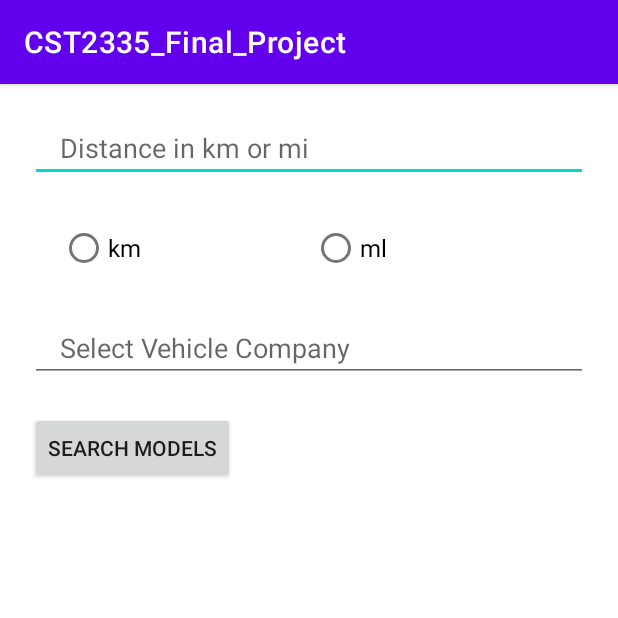
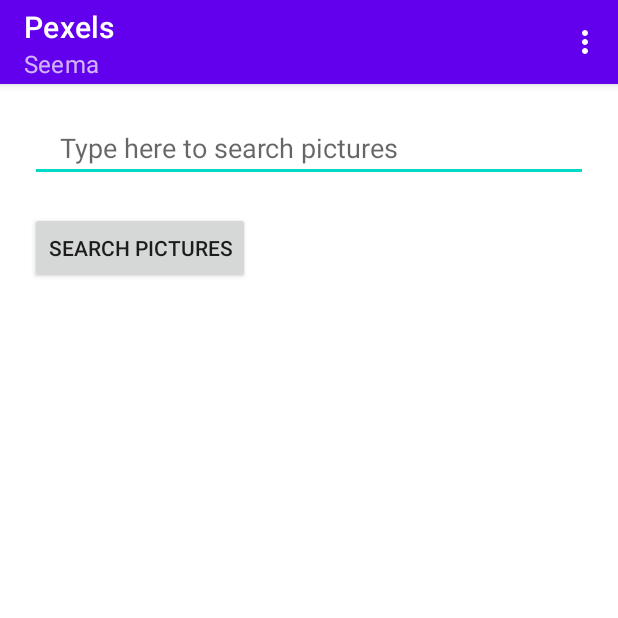
Before and after one commit to Clifford-124/CST2335_Final_Project, an Android app: the screen it shows after launch (CarbonDetectActivity before the commit, PexelsActivity after it), on a phone screen of 412 x 824 dp, the top half of it. Run offline under Robolectric (Android 15) with nearby library versions, the phone set to English and light mode, and no system bars.

Commit message:
Created Activity with 1 EditText. Added Toast,AlertDialog & Shared Preference to store data

```diff
--- /dev/null
+++ b/app/src/main/java/com/project/cst2335/PexelsActivity.java
@@ -0,0 +1,99 @@
+package com.project.cst2335;
+
+import androidx.annotation.NonNull;
+import androidx.appcompat.app.AlertDialog;
+import androidx.appcompat.app.AppCompatActivity;
+import androidx.appcompat.widget.AppCompatButton;
+
+import android.content.DialogInterface;
+import android.content.SharedPreferences;
+import android.os.Bundle;
+import android.view.Menu;
+import android.view.MenuItem;
+import android.view.View;
+import android.widget.EditText;
+import android.widget.Toast;
+
+public class PexelsActivity extends AppCompatActivity {
+
+    EditText searchItem;
+    AppCompatButton searchPictures;
+
+    protected SharedPreferences sharedPref;
+    protected SharedPreferences.Editor editor;
+    protected String preference = "finalProject";
+
+
+    @Override
+    protected void onCreate(Bundle savedInstanceState) {
+        super.onCreate(savedInstanceState);
+        setContentView(R.layout.activity_pexels);
+
+        getSupportActionBar().setTitle("Pexels");
+        getSupportActionBar().setSubtitle("Seema");
+
+        searchItem = (EditText) findViewById(R.id.searchItem);
+        searchPictures = (AppCompatButton) findViewById(R.id.searchPictures);
+
+        retrieveData();
+
+        searchPictures.setOnClickListener(new View.OnClickListener() {
+            @Override
+            public void onClick(View view) {
+                validateInputs();
+            }
+        });
+    }
+    public void retrieveData() {
+        SharedPreferences prefs = getSharedPreferences (preference,MODE_PRIVATE);
+        String searchValue = prefs.getString("pexelsSearch", "-");
+        if (!searchValue.equals("-")) searchItem.setText(searchValue);
+    }
+
+    public void validateInputs() {
+        String searchValue = searchItem.getText().toString();
+        if (searchValue.equals("")) {
+            Toast.makeText(PexelsActivity.this,"Please enter something to search",Toast.LENGTH_LONG).show();
+            searchItem.requestFocus();
+        }
+        else {
+            saveData(searchValue);
+            onLoadModels();
+        }
+    }
+
+    public void saveData(String searchValue) {
+        editor = getSharedPreferences(preference, MODE_PRIVATE).edit();
+        editor.putString("pexelsSearch", searchValue);
+        editor.apply();
+    }
+
+    @Override
+    public boolean onCreateOptionsMenu(Menu menu) {
+        getMenuInflater().inflate(R.menu.main, menu);
+        return true;
+    }
+
+    @Override
+    public boolean onOptionsItemSelected(@NonNull MenuItem item) {
+
+        if (item.getItemId() == R.id.help) {
+            showHelpDialog();
+        }
+        return super.onOptionsItemSelected(item);
+    }
+
+    public void showHelpDialog() {
+        new AlertDialog.Builder(PexelsActivity.this)
+                .setTitle("Pexels Interface")
+                .setMessage("This interface will serach for pictures in pexels")
+                .setPositiveButton(android.R.string.ok, new DialogInterface.OnClickListener() {
+                    public void onClick(DialogInterface dialog, int which) {
+                        return;
+                    }
+                }).show();
+    }
+    public void onLoadModels() {
+
+    }
+}
--- /dev/null
+++ b/app/src/main/res/layout/activity_pexels.xml
@@ -0,0 +1,34 @@
+<?xml version="1.0" encoding="utf-8"?>
+<androidx.constraintlayout.widget.ConstraintLayout xmlns:android="http://schemas.android.com/apk/res/android"
+    xmlns:app="http://schemas.android.com/apk/res-auto"
+    xmlns:tools="http://schemas.android.com/tools"
+    android:layout_width="match_parent"
+    android:layout_height="match_parent"
+    tools:context=".PexelsActivity">
+
+
+    <EditText
+        android:id="@+id/searchItem"
+        android:layout_width="match_parent"
+        android:layout_height="wrap_content"
+        android:layout_margin="20dp"
+        android:hint="@string/pexels_search_item"
+        android:maxLines="1"
+        android:paddingRight="20dp"
+        android:paddingLeft="20dp"
+        app:layout_constraintEnd_toEndOf="parent"
+        app:layout_constraintStart_toStartOf="parent"
+        app:layout_constraintTop_toTopOf="parent" />
+
+    <androidx.appcompat.widget.AppCompatButton
+        android:id="@+id/searchPictures"
+        android:layout_width="wrap_content"
+        android:layout_height="wrap_content"
+        android:layout_margin="20dp"
+        android:layout_marginStart="136dp"
+        android:layout_marginTop="72dp"
+        android:text="@string/search_pexels_pictures"
+        app:layout_constraintStart_toStartOf="parent"
+        app:layout_constraintTop_toBottomOf="@+id/searchItem" />
+
+</androidx.constraintlayout.widget.ConstraintLayout>
--- a/app/src/main/res/menu/main.xml
+++ b/app/src/main/res/menu/main.xml
@@ -2,8 +2,8 @@
 <menu xmlns:android="http://schemas.android.com/apk/res/android"
     xmlns:app="http://schemas.android.com/apk/res-auto">
     <item
-        android:id="@+id/action_settings"
+        android:id="@+id/help"
         android:orderInCategory="100"
-        android:title="@string/action_settings"
+        android:title="@string/help"
         app:showAsAction="never" />
 </menu>
--- a/app/src/main/res/values/strings.xml
+++ b/app/src/main/res/values/strings.xml
@@ -19,4 +19,8 @@
     <string name="vehicle_hint">Select Vehicle Company</string>
     <string name="search_car_model">Search Models</string>
 
+    <string name="pexels_search_item">Type here to search pictures</string>
+    <string name="search_pexels_pictures">Search Pictures</string>
+
+    <string name="help">Help</string>
 </resources>
```
Also changed, not shown: app/src/main/AndroidManifest.xml (+6 -5 lines).
